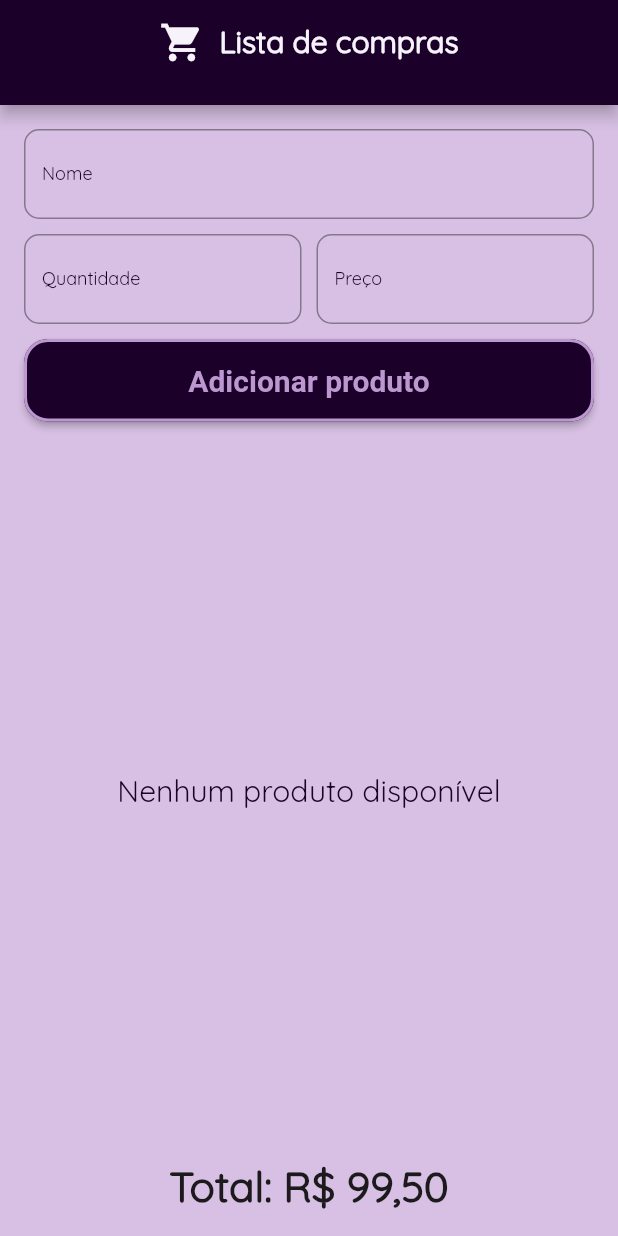
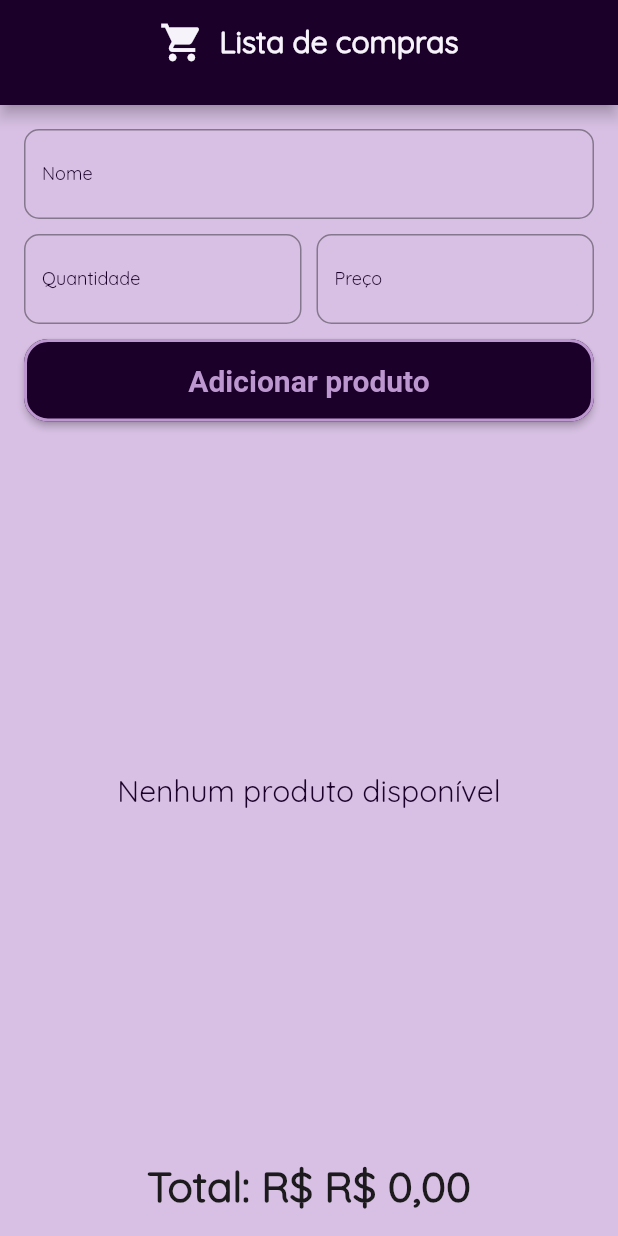
Before and after one commit to LessaApolinario/market-app, a Flutter app: the screen it shows after launch, on a phone screen of 412 x 824 dp. Run offline on Flutter 3.47's test engine with Material 2 defaults, Android fonts, the phone set to English and light mode, and no system bars; our stand-ins replace sqflite, sqflite_common; accounts and stored records are empty.

Commit message:
Add total prices function based on quantity

```diff
--- a/lib/src/core/utils/prices.dart
+++ b/lib/src/core/utils/prices.dart
@@ -12,3 +12,7 @@ String monetaryValueToString(num value) {
   final formatter = NumberFormat.currency(locale: 'pt_BR', symbol: 'R\$');
   return formatter.format(value);
 }
+
+num calculateTotalPriceByQuantity(int quantity, num price) {
+  return quantity * price;
+}
--- a/lib/src/ui/mobile/providers/product_provider.dart
+++ b/lib/src/ui/mobile/providers/product_provider.dart
@@ -1,6 +1,7 @@
 import 'package:flutter/material.dart';
 import 'package:m_lista/src/core/domain/models/product.dart';
 import 'package:m_lista/src/core/interfaces/usecases/product_usecase.dart';
+import 'package:m_lista/src/core/utils/prices.dart';
 
 class ProductProvider with ChangeNotifier {
   late ProductUseCase _useCase;
@@ -44,4 +45,19 @@ class ProductProvider with ChangeNotifier {
       notifyListeners();
     }
   }
+
+  num calculateTotalPrices() {
+    num total = 0.0;
+
+    for (final product in products) {
+      final price = product.price;
+      final quantity = product.quantity;
+
+      if (quantity != null && price != null) {
+        total += calculateTotalPriceByQuantity(quantity, price);
+      }
+    }
+
+    return total;
+  }
 }
--- a/lib/src/ui/mobile/screens/home/main.dart
+++ b/lib/src/ui/mobile/screens/home/main.dart
@@ -1,4 +1,5 @@
 import 'package:flutter/material.dart';
+import 'package:m_lista/src/core/utils/prices.dart';
 import 'package:m_lista/src/ui/mobile/providers/product_provider.dart';
 import 'package:m_lista/src/ui/mobile/themes/global_colors.dart';
 import 'package:m_lista/src/ui/mobile/widgets/base/AppBar/main.dart';
@@ -61,13 +62,18 @@ class _HomeState extends State<Home> {
               ),
             ),
             const SizedBox(height: 10),
-            const Text(
-              "Total: R\$ 99,50",
-              style: TextStyle(
-                fontFamily: 'Quicksand',
-                fontSize: 28,
-                fontWeight: FontWeight.bold,
-              ),
+            Consumer<ProductProvider>(
+              builder: (context, productProvider, child) {
+                final total = productProvider.calculateTotalPrices();
+                return Text(
+                  "Total: R\$ ${monetaryValueToString(total)}",
+                  style: const TextStyle(
+                    fontFamily: 'Quicksand',
+                    fontSize: 28,
+                    fontWeight: FontWeight.bold,
+                  ),
+                );
+              },
             ),
           ],
         ),
--- a/lib/src/ui/mobile/widgets/home/ProductCard/main.dart
+++ b/lib/src/ui/mobile/widgets/home/ProductCard/main.dart
@@ -56,7 +56,12 @@ class _ProductCardState extends State<ProductCard> {
             const SizedBox(height: 10),
             Text("Quantidade: ${widget.product.quantity}"),
             Text("Nome: ${widget.product.name}"),
-            Text("Preço: ${monetaryValueToString(widget.product.price ?? 0)}"),
+            Text("Preço: ${monetaryValueToString(
+              calculateTotalPriceByQuantity(
+                widget.product.quantity ?? 0,
+                widget.product.price ?? 0,
+              ),
+            )}"),
             const SizedBox(height: 10),
             ElevatedButton(
               style: ElevatedButton.styleFrom(
```
